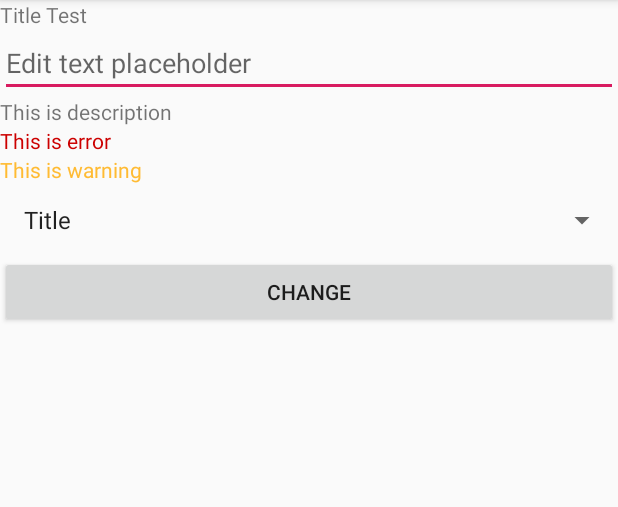
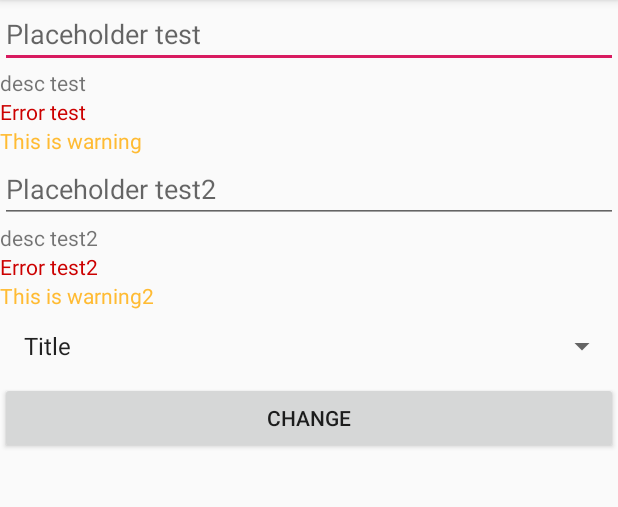
Before and after one commit to satriawinarah/SWFramework, an Android app: the screen it shows after launch (MainActivity), on a phone screen of 412 x 824 dp, the part 84-591 px from its top. Run offline under Robolectric (Android 15) with nearby library versions, the phone set to English and light mode, and no system bars.

Commit message:
SWEditText sudah di test dan ok

```diff
--- a/app/src/main/java/com/javasoul/swframework/component/SWEditText.java
+++ b/app/src/main/java/com/javasoul/swframework/component/SWEditText.java
@@ -1,10 +1,7 @@
 package com.javasoul.swframework.component;
 
 import android.content.Context;
-import android.content.res.TypedArray;
-import android.support.annotation.StyleableRes;
 import android.util.AttributeSet;
-import android.view.LayoutInflater;
 import android.view.View;
 import android.widget.EditText;
 import android.widget.LinearLayout;
@@ -13,17 +10,6 @@ import android.widget.TextView;
 import com.javasoul.swframework.R;
 
 public class SWEditText extends LinearLayout {
-
-    @StyleableRes
-    int indexTitle = 0;
-    @StyleableRes
-    int indexDescription = 1;
-    @StyleableRes
-    int indexPlaceholder = 2;
-    @StyleableRes
-    int indexWarning = 3;
-    @StyleableRes
-    int indexError = 4;
 
     private TextView tvTitle;
     private TextView tvDescription;
@@ -41,15 +27,28 @@ public class SWEditText extends LinearLayout {
     private void init(Context context, AttributeSet attrs) {
         inflate(context, R.layout.sw_edit_text, this);
 
-        int[] sets = {R.attr.title, R.attr.description, R.attr.placeholder, R.attr.warning, R.attr.error};
+        String title = "";
+        String description = "";
+        String warning = "";
+        String error = "";
+        String placeholder = "";
 
-        TypedArray typedArray = context.obtainStyledAttributes(attrs, sets);
-        CharSequence title = typedArray.getText(indexTitle);
-        CharSequence description = typedArray.getText(indexDescription);
-        CharSequence placeholder = typedArray.getText(indexPlaceholder);
-        CharSequence warning = typedArray.getText(indexWarning);
-        CharSequence error = typedArray.getText(indexError);
-        typedArray.recycle();
+        for(int i=0; i<attrs.getAttributeCount(); i++) {
+            String name = attrs.getAttributeName(i);
+            String value = attrs.getAttributeValue(i);
+
+            if(name.equals(getResources().getResourceName(R.attr.title))){
+                title = value;
+            } else if(name.equals("description")) {
+                description = value;
+            } else if(name.equals("warning")) {
+                warning = value;
+            } else if(name.equals("placeholder")) {
+                placeholder = value;
+            } else if(name.equals("error")) {
+                error = value;
+            }
+        }
 
         initComponents();
 
@@ -59,17 +58,10 @@ public class SWEditText extends LinearLayout {
         tvError.setText(error);
         txtEditText.setHint(placeholder);
 
-        if(warning.equals("")) {
-            tvWarning.setVisibility(View.GONE);
-        } else {
-            tvWarning.setVisibility(View.VISIBLE);
-        }
-
-        if(error.equals("")) {
-            tvError.setVisibility(View.GONE);
-        } else {
-            tvError.setVisibility(View.VISIBLE);
-        }
+        changeComponentVisibility(tvTitle, title==null?"":title);
+        changeComponentVisibility(tvDescription, description==null?"":description);
+        changeComponentVisibility(tvError, error==null?"":error);
+        changeComponentVisibility(tvWarning, warning==null?"":warning);
     }
 
     private void initComponents() {
@@ -81,43 +73,51 @@ public class SWEditText extends LinearLayout {
     }
 
     public String getValue() {
-        return txtEditText.getText().toString();
+        return txtEditText.getText()==null?"":txtEditText.getText().toString();
     }
 
     public String getDescription() {
-        return tvDescription.getText().toString();
+        return tvDescription.getText()==null?"":tvDescription.getText().toString();
     }
 
     public String getTitle() {
-        return tvTitle.getText().toString();
+        return tvTitle.getText()==null?"":tvTitle.getText().toString();
     }
 
     public String getError() {
-        return tvError.getText().toString();
+        return tvError.getText()==null?"":tvError.getText().toString();
     }
 
     public String getWarning() {
-        return tvWarning.getText().toString();
+        return tvWarning.getText()==null?"":tvWarning.getText().toString();
     }
 
     public void setDescription(String description) {
         tvDescription.setText(description);
+        changeComponentVisibility(tvDescription, description);
     }
 
     public void setTitle(String title) {
         tvTitle.setText(title);
+        changeComponentVisibility(tvTitle, title);
     }
 
     public void setError(String error) {
         tvError.setText(error);
+        changeComponentVisibility(tvError, error);
     }
 
     public void setWarning(String warning) {
         tvWarning.setText(warning);
+        changeComponentVisibility(tvWarning, warning);
     }
 
     public void setPlaceholder(String placeholder) {
         txtEditText.setHint(placeholder);
+    }
+
+    public void setValue(String value) {
+        txtEditText.setText(value);
     }
 
     public String getPlaceholder() {
@@ -143,4 +143,12 @@ public class SWEditText extends LinearLayout {
     public EditText getEditText() {
         return txtEditText;
     }
+
+    private void changeComponentVisibility(TextView textView, String value) {
+        if(value==null || value.equals("")) {
+            textView.setVisibility(View.GONE);
+        } else {
+            textView.setVisibility(View.VISIBLE);
+        }
+    }
 }
--- a/app/src/main/res/layout/activity_main.xml
+++ b/app/src/main/res/layout/activity_main.xml
@@ -12,10 +12,21 @@
         android:layout_width="match_parent"
         android:layout_height="wrap_content"
         app:title="Title Test"
-        app:description="This is description"
         app:warning="This is warning"
-        app:error="This is error"
-        app:placeholder="Edit text placeholder"
+        app:placeholder="Placeholder test"
+        app:error="Error test"
+        app:description="desc test"
+        />
+
+    <com.javasoul.swframework.component.SWEditText
+        android:id="@+id/txt_custom2"
+        android:layout_width="match_parent"
+        android:layout_height="wrap_content"
+        app:title="Title Test2"
+        app:warning="This is warning2"
+        app:placeholder="Placeholder test2"
+        app:error="Error test2"
+        app:description="desc test2"
         />
 
     <Spinner
--- a/app/src/main/res/values/attrs.xml
+++ b/app/src/main/res/values/attrs.xml
@@ -5,8 +5,8 @@
         <attr name="title" format="string"/>
         <attr name="description" format="string"/>
         <attr name="placeholder" format="string"/>
+        <attr name="warning" format="string"/>
         <attr name="error" format="string"/>
-        <attr name="warning" format="string"/>
     </declare-styleable>
 
 </resources>
```
